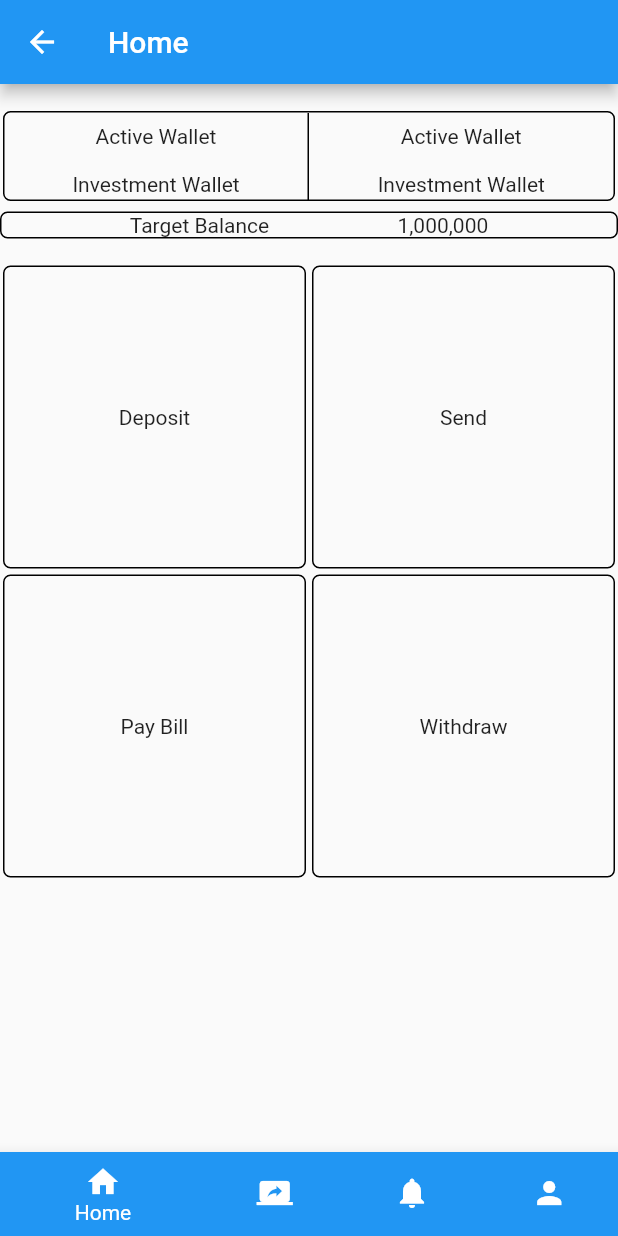
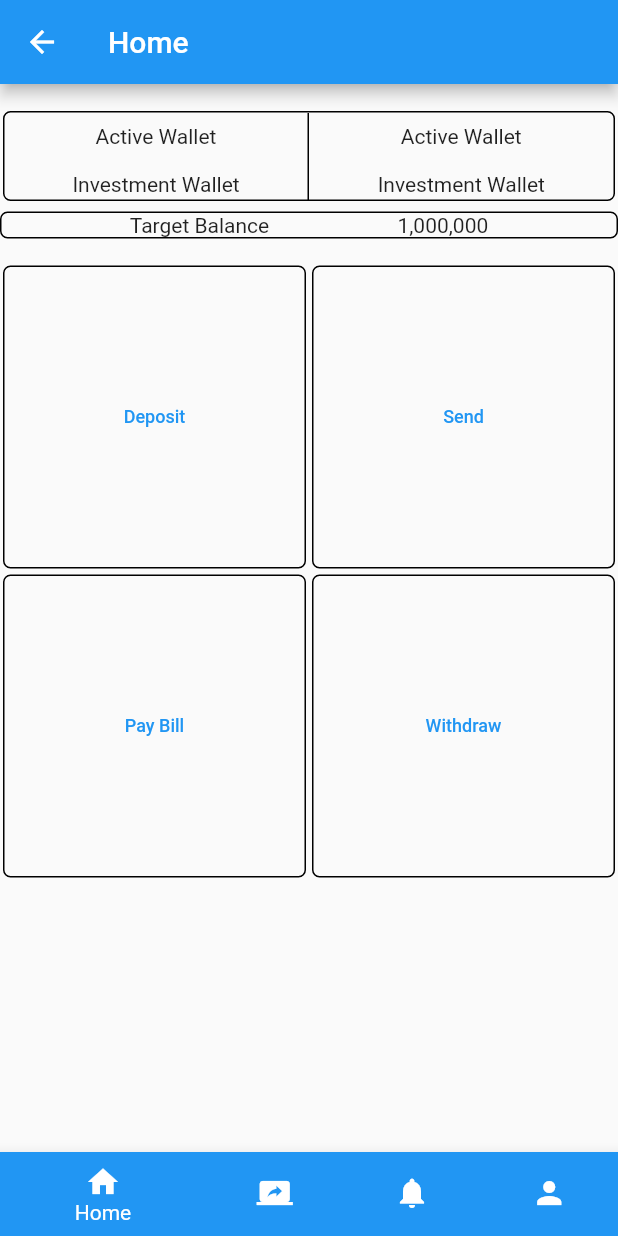
Before and after one commit to travycent/savings_wallet_mobile, a Flutter app: the screen it shows after launch, after a tap on "Login", on a phone screen of 412 x 824 dp. Run offline on Flutter 3.47's test engine with Material 2 defaults, Android fonts, the phone set to English and light mode, and no system bars; our stand-ins replace animated_splash_screen, page_transition.

Commit message:
Added the UI components for Transactions

```diff
--- a/lib/main.dart
+++ b/lib/main.dart
@@ -14,7 +14,7 @@ class MyApp extends StatelessWidget {
   @override
   Widget build(BuildContext context) {
     return MaterialApp(
-      title: 'Flutter Demo',
+      title: 'YeloSave',
       theme: ThemeData(
         // This is the theme of your application.
         //
@@ -31,7 +31,7 @@ class MyApp extends StatelessWidget {
         duration: 3000,
         splash: Image.asset(
           'assets/images/logo.png',
-          width: 300.0,
+          width: 10000.0,
           height: 300.0,
           fit: BoxFit.cover,
         ),
--- a/lib/screens/banking/home_page.dart
+++ b/lib/screens/banking/home_page.dart
@@ -1,6 +1,10 @@
 //This is the home screen of the application
 import 'package:flutter/material.dart';
 import 'package:nssf_e_wallet/partials/bottom_navigation_handler.dart';
+import 'package:nssf_e_wallet/screens/banking/withdraw_page.dart';
+import 'package:nssf_e_wallet/screens/banking/add_deposit_page.dart';
+import 'package:nssf_e_wallet/screens/banking/send_page.dart';
+import 'package:nssf_e_wallet/screens/banking/paybill_page.dart';
 class HomePage extends StatefulWidget {
   const HomePage({ Key? key }) : super(key: key);
 
@@ -107,7 +111,25 @@ class _HomePageState extends State<HomePage> {
                       border: Border.all(color: Colors.black),
                       borderRadius: BorderRadius.circular(5.0),
                     ),
-                    child: Center(child: Text('Deposit')),
+                    child: Center(
+                        child:TextButton(
+                          child: const Text(
+                              'Deposit',
+                              textAlign: TextAlign.center,
+                              style: TextStyle(
+                                fontSize:12.0,
+                              ),
+                            ),
+                          onPressed: (){
+                            //Move to the withdraw screen
+                            Navigator.push(
+                              context,
+                              MaterialPageRoute(builder:(context) => const DepositPage()),
+                            );
+                          },
+                        ),
+
+                      ),
                   ),
                   Container(
                     height: 100,
@@ -117,7 +139,25 @@ class _HomePageState extends State<HomePage> {
                       border: Border.all(color: Colors.black),
                       borderRadius: BorderRadius.circular(5.0),
                     ),
-                    child: Center(child: Text('Send')),
+                    child: Center(
+                        child:TextButton(
+                          child: const Text(
+                              'Send',
+                              textAlign: TextAlign.center,
+                              style: TextStyle(
+                                fontSize:12.0,
+                              ),
+                            ),
+                          onPressed: (){
+                            //Move to the withdraw screen
+                            Navigator.push(
+                              context,
+                              MaterialPageRoute(builder:(context) => const SendPage()),
+                            );
+                          },
+                        ),
+
+                      ),
                   ),
                   Container(
                     height: 100,
@@ -127,7 +167,25 @@ class _HomePageState extends State<HomePage> {
                       border: Border.all(color: Colors.black),
                       borderRadius: BorderRadius.circular(5.0),
                     ),
-                    child: Center(child: Text('Pay Bill')),
+                    child: Center(
+                        child:TextButton(
+                          child: const Text(
+                              'Pay Bill',
+                              textAlign: TextAlign.center,
+                              style: TextStyle(
+                                fontSize:12.0,
+                              ),
+                            ),
+                          onPressed: (){
+                            //Move to the withdraw screen
+                            Navigator.push(
+                              context,
+                              MaterialPageRoute(builder:(context) => const WithdrawPage()),
+                            );
+                          },
+                        ),
+
+                      ),
                   ),
                   Container(
                     height: 100,
@@ -137,7 +195,25 @@ class _HomePageState extends State<HomePage> {
                       border: Border.all(color: Colors.black),
                       borderRadius: BorderRadius.circular(5.0),
                     ),
-                    child: Center(child: Text('Withdraw')),
+                    child: Center(
+                        child:TextButton(
+                          child: const Text(
+                              'Withdraw',
+                              textAlign: TextAlign.center,
+                              style: TextStyle(
+                                fontSize:12.0,
+                              ),
+                            ),
+                          onPressed: (){
+                            //Move to the withdraw screen
+                            Navigator.push(
+                              context,
+                              MaterialPageRoute(builder:(context) => const WithdrawPage()),
+                            );
+                          },
+                        ),
+
+                      ),
                   ),
                 ],
               ),
```
Also changed, not shown: lib/screens/banking/add_deposit_page.dart (+63 -0 lines), lib/screens/banking/send_page.dart (+75 -0 lines), lib/screens/banking/withdraw_page.dart (+63 -0 lines), lib/screens/banking/paybill_page.dart (added).
